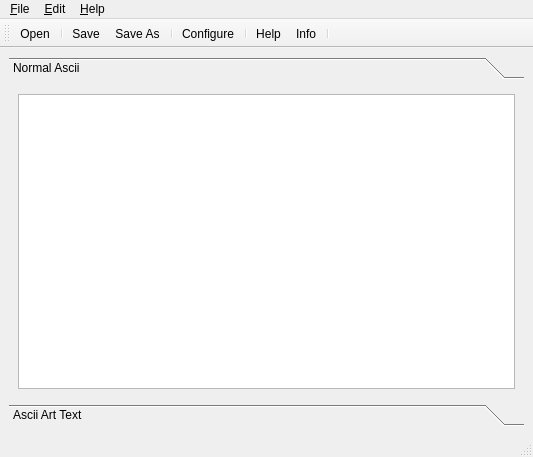
First picture: the form in ui/mainwindow.ui, repository Faster3ck/Ascii-Design, before the edit.
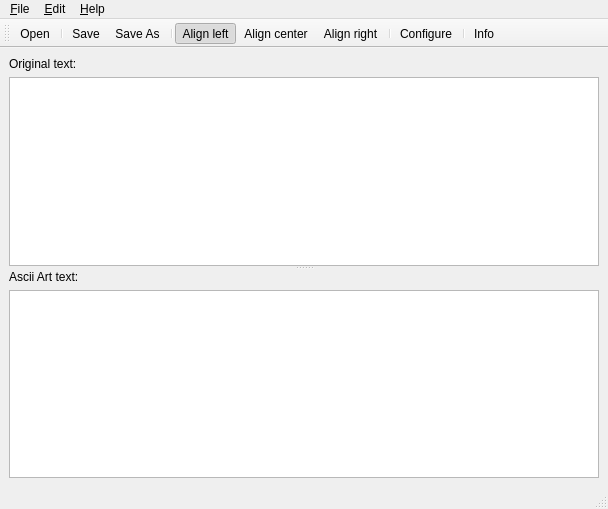
Second picture: the form after the edit. Icons and pictures are not drawn.

The edit to the form file:
```diff
--- a/ui/mainwindow.ui
+++ b/ui/mainwindow.ui
@@ -1,12 +1,12 @@
 <ui version="4.0" >
  <class>MainWindow</class>
- <widget class="QMainWindow" name="MainWindow" >
-  <property name="geometry" >
+ <widget class="QMainWindow" name="MainWindow">
+  <property name="geometry">
    <rect>
     <x>0</x>
     <y>0</y>
-    <width>533</width>
-    <height>457</height>
+    <width>608</width>
+    <height>509</height>
    </rect>
   </property>
   <property name="windowTitle" >
@@ -16,46 +16,38 @@
    <iconset resource="../res.qrc" >
     <normaloff>:/Toolbar/pics/ascii-design.png</normaloff>:/Toolbar/pics/ascii-design.png</iconset>
   </property>
-  <widget class="QWidget" name="centralwidget" >
-   <layout class="QHBoxLayout" name="horizontalLayout_3" >
+  <widget class="QWidget" name="centralwidget">
+   <layout class="QVBoxLayout" name="verticalLayout_3">
     <item>
-     <widget class="QToolBox" name="toolBox" >
-      <property name="currentIndex" >
-       <number>0</number>
+     <widget class="QSplitter" name="splitter">
+      <property name="orientation">
+       <enum>Qt::Vertical</enum>
       </property>
-      <widget class="QWidget" name="page" >
-       <property name="geometry" >
-        <rect>
-         <x>0</x>
-         <y>0</y>
-         <width>515</width>
-         <height>300</height>
-        </rect>
-       </property>
-       <attribute name="label" >
-        <string>Normal Ascii</string>
-       </attribute>
-       <layout class="QHBoxLayout" name="horizontalLayout_2" >
+      <widget class="QWidget" name="layoutWidget">
+       <layout class="QVBoxLayout" name="verticalLayout">
         <item>
-         <widget class="QTextEdit" name="textEditNormal" />
+         <widget class="QLabel" name="label">
+          <property name="text">
+           <string>Original text:</string>
+          </property>
+         </widget>
+        </item>
+        <item>
+         <widget class="QTextEdit" name="textEditNormal"/>
         </item>
        </layout>
       </widget>
-      <widget class="QWidget" name="page_2" >
-       <property name="geometry" >
-        <rect>
-         <x>0</x>
-         <y>0</y>
-         <width>94</width>
-         <height>68</height>
-        </rect>
-       </property>
-       <attribute name="label" >
-        <string>Ascii Art Text</string>
-       </attribute>
-       <layout class="QHBoxLayout" name="horizontalLayout" >
+      <widget class="QWidget" name="layoutWidget">
+       <layout class="QVBoxLayout" name="verticalLayout_2">
         <item>
-         <widget class="QTextEdit" name="textEditFiglet" />
+         <widget class="QLabel" name="label_2">
+          <property name="text">
+           <string>Ascii Art text:</string>
+          </property>
+         </widget>
+        </item>
+        <item>
+         <widget class="QTextEdit" name="textEditFiglet"/>
         </item>
        </layout>
       </widget>
@@ -63,17 +55,17 @@
     </item>
    </layout>
   </widget>
-  <widget class="QMenuBar" name="menubar" >
-   <property name="geometry" >
+  <widget class="QMenuBar" name="menubar">
+   <property name="geometry">
     <rect>
      <x>0</x>
      <y>0</y>
-     <width>533</width>
-     <height>26</height>
+     <width>608</width>
+     <height>19</height>
     </rect>
    </property>
-   <widget class="QMenu" name="menu_File" >
-    <property name="title" >
+   <widget class="QMenu" name="menu_File">
+    <property name="title">
      <string>&amp;File</string>
     </property>
     <addaction name="actionOpenFile" />
@@ -83,22 +75,22 @@
     <addaction name="separator" />
     <addaction name="actionClose" />
    </widget>
-   <widget class="QMenu" name="menuEdit" >
-    <property name="title" >
+   <widget class="QMenu" name="menuEdit">
+    <property name="title">
      <string>&amp;Edit</string>
     </property>
     <addaction name="actionConfigure" />
    </widget>
-   <widget class="QMenu" name="menu_Help" >
-    <property name="title" >
+   <widget class="QMenu" name="menu_Help">
+    <property name="title">
      <string>&amp;Help</string>
     </property>
     <addaction name="actionHelp" />
     <addaction name="actionInfo" />
    </widget>
-   <addaction name="menu_File" />
-   <addaction name="menuEdit" />
-   <addaction name="menu_Help" />
+   <addaction name="menu_File"/>
+   <addaction name="menuEdit"/>
+   <addaction name="menu_Help"/>
   </widget>
   <widget class="QStatusBar" name="statusbar" />
   <widget class="QToolBar" name="toolBar" >
@@ -111,16 +103,18 @@
    <attribute name="toolBarBreak" >
     <bool>false</bool>
    </attribute>
-   <addaction name="actionOpenFile" />
-   <addaction name="separator" />
-   <addaction name="actionSave" />
-   <addaction name="actionSaveAs" />
-   <addaction name="separator" />
-   <addaction name="actionConfigure" />
-   <addaction name="separator" />
-   <addaction name="actionHelp" />
-   <addaction name="actionInfo" />
-   <addaction name="separator" />
+   <addaction name="actionOpenFile"/>
+   <addaction name="separator"/>
+   <addaction name="actionSave"/>
+   <addaction name="actionSaveAs"/>
+   <addaction name="separator"/>
+   <addaction name="actionAlign_left"/>
+   <addaction name="actionAlign_center"/>
+   <addaction name="actionAlign_right"/>
+   <addaction name="separator"/>
+   <addaction name="actionConfigure"/>
+   <addaction name="separator"/>
+   <addaction name="actionInfo"/>
   </widget>
   <action name="actionOpenFile" >
    <property name="icon" >
@@ -170,21 +164,9 @@
     <string>Show options dialog...</string>
    </property>
   </action>
-  <action name="actionHelp" >
-   <property name="icon" >
-    <iconset resource="../res.qrc" >
-     <normaloff>:/Toolbar/pics/help.png</normaloff>:/Toolbar/pics/help.png</iconset>
-   </property>
-   <property name="text" >
-    <string>Help</string>
-   </property>
-   <property name="statusTip" >
-    <string>Show Help</string>
-   </property>
-  </action>
-  <action name="actionInfo" >
-   <property name="icon" >
-    <iconset resource="../res.qrc" >
+  <action name="actionInfo">
+   <property name="icon">
+    <iconset resource="../res.qrc">
      <normaloff>:/Toolbar/pics/info.png</normaloff>:/Toolbar/pics/info.png</iconset>
    </property>
    <property name="text" >
@@ -199,6 +181,50 @@
     <string>Close</string>
    </property>
   </action>
+  <action name="actionAlign_left">
+   <property name="checkable">
+    <bool>true</bool>
+   </property>
+   <property name="checked">
+    <bool>true</bool>
+   </property>
+   <property name="icon">
+    <iconset resource="../res.qrc">
+     <normaloff>:/Toolbar/pics/Text-Align-Left-32.png</normaloff>:/Toolbar/pics/Text-Align-Left-32.png</iconset>
+   </property>
+   <property name="text">
+    <string>Align left</string>
+   </property>
+  </action>
+  <action name="actionAlign_center">
+   <property name="checkable">
+    <bool>true</bool>
+   </property>
+   <property name="icon">
+    <iconset resource="../res.qrc">
+     <normaloff>:/Toolbar/pics/Text-Align-Center-32.png</normaloff>:/Toolbar/pics/Text-Align-Center-32.png</iconset>
+   </property>
+   <property name="text">
+    <string>Align center</string>
+   </property>
+  </action>
+  <action name="actionAlign_right">
+   <property name="checkable">
+    <bool>true</bool>
+   </property>
+   <property name="icon">
+    <iconset resource="../res.qrc">
+     <normaloff>:/Toolbar/pics/Text-Align-Right-32.png</normaloff>:/Toolbar/pics/Text-Align-Right-32.png</iconset>
+   </property>
+   <property name="text">
+    <string>Align right</string>
+   </property>
+  </action>
+  <action name="actionDonate">
+   <property name="text">
+    <string>Donate with Paypal</string>
+   </property>
+  </action>
  </widget>
  <resources>
   <include location="../res.qrc" />
```
Left out of the diff: 89 changed lines with no effect on the pictures.
